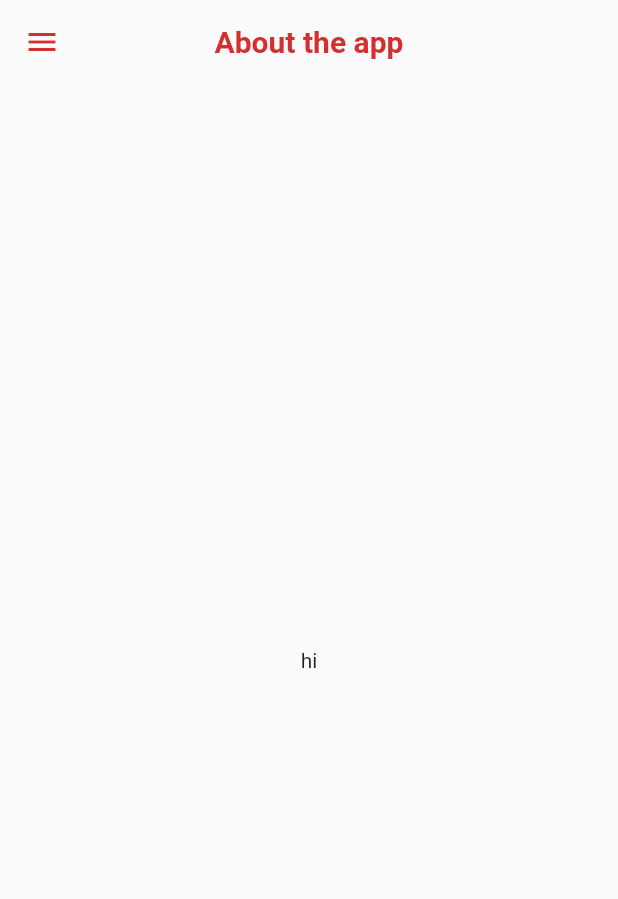
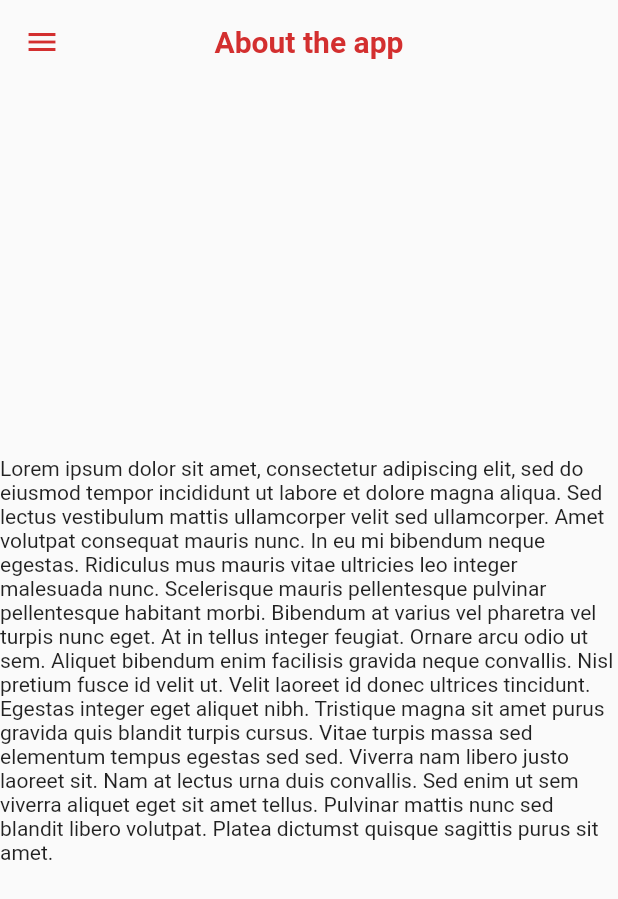
Before and after one commit to chroline/dhs_schedule, a Flutter app: the AboutView screen opened directly, on a phone screen of 412 x 824 dp. Shown: the top 899 px of the screen. Run offline on Flutter 3.47's test engine with Material 2 defaults, Android fonts, the light colour scheme and no system bars; our stand-ins replace flutter_icons, get_it, shared_preferences, yaml; missing offline and left inert: add_2_calendar, gsheets; accounts and stored records are empty; statements that could not run were skipped; key blocks and very long unbroken strings in the code were emptied for the run.

Commit message:
Update details

```diff
--- a/lib/components/class_list_item.dart
+++ b/lib/components/class_list_item.dart
@@ -142,7 +142,7 @@ class _ClassListItem extends State<ClassListItem> {
                               Text(
                                 widget.name,
                                 style: TextStyle(
-                                    fontSize: 20,
+                                    fontSize: 18,
                                     fontWeight: FontWeight.w500,
                                     color: titleColor),
                               )
@@ -154,7 +154,7 @@ class _ClassListItem extends State<ClassListItem> {
                         padding: EdgeInsets.only(right: 20),
                         child: Text(
                           "${widget.start.format(context)} — ${widget.end.format(context)}",
-                          style: TextStyle(fontSize: 15, color: timeColor),
+                          style: TextStyle(fontSize: 12, color: timeColor),
                         ),
                       )
                     ],
--- a/lib/components/event_item.dart
+++ b/lib/components/event_item.dart
@@ -85,6 +85,7 @@ class EventItem extends StatelessWidget {
                           title: event.name,
                           description: event.desc,
                           location: event.location,
+                          timeZone: "GMT-5",
                           startDate: event.time,
                           endDate: event.time.add(Duration(hours: 1))));
                     },
--- a/lib/views/about_view.dart
+++ b/lib/views/about_view.dart
@@ -10,6 +10,7 @@ class _AboutView extends State<AboutView> {
   Widget get appBar => AppBar(
         backgroundColor: Colors.grey.shade50,
         elevation: 0,
+        brightness: Brightness.light,
         title: Text(
           "About the app",
           style: TextStyle(
@@ -31,7 +32,8 @@ class _AboutView extends State<AboutView> {
       backgroundColor: Colors.grey.shade50,
       appBar: appBar,
       body: Center(
-        child: Text("hi"), // TODO: add content about the app
+        child: Text(
+            "Lorem ipsum dolor sit amet, consectetur adipiscing elit, sed do eiusmod tempor incididunt ut labore et dolore magna aliqua. Sed lectus vestibulum mattis ullamcorper velit sed ullamcorper. Amet volutpat consequat mauris nunc. In eu mi bibendum neque egestas. Ridiculus mus mauris vitae ultricies leo integer malesuada nunc. Scelerisque mauris pellentesque pulvinar pellentesque habitant morbi. Bibendum at varius vel pharetra vel turpis nunc eget. At in tellus integer feugiat. Ornare arcu odio ut sem. Aliquet bibendum enim facilisis gravida neque convallis. Nisl pretium fusce id velit ut. Velit laoreet id donec ultrices tincidunt. Egestas integer eget aliquet nibh. Tristique magna sit amet purus gravida quis blandit turpis cursus. Vitae turpis massa sed elementum tempus egestas sed sed. Viverra nam libero justo laoreet sit. Nam at lectus urna duis convallis. Sed enim ut sem viverra aliquet eget sit amet tellus. Pulvinar mattis nunc sed blandit libero volutpat. Platea dictumst quisque sagittis purus sit amet."), // TODO: add content about the app
       ),
     );
   }
--- a/lib/views/events_view.dart
+++ b/lib/views/events_view.dart
@@ -88,6 +88,7 @@ class _EventsView extends State<EventsView> {
               ),
             );
           } else {
+            print(snapshot.error);
             return LoadingView();
           }
         },
@@ -106,7 +107,8 @@ class _EventsView extends State<EventsView> {
               time: _timestampToDateTime(element[3])
                   .add(_timestampToDuration(element[4])),
               location: element[5]))
-          .toList());
+          .toList()
+            ..sort((e1, e2) => e1.time.isAfter(e2.time) ? 1 : -1));
 
   void _showHelp() => showDialog(
       context: context,
```
Also changed, not shown: lib/components/app_drawer.dart (+7 -2 lines), lib/main.dart (+1 -12 lines).
